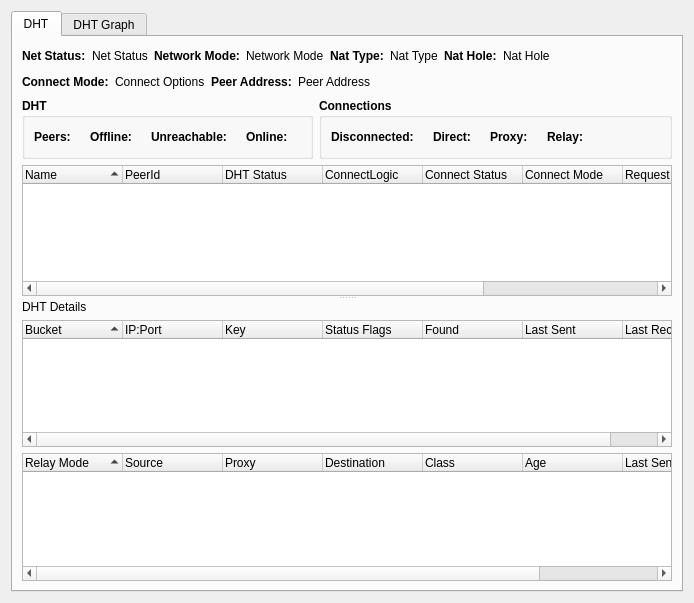
Old version of the form retroshare-gui/src/gui/statistics/DhtWindow.ui in the repository RetroShare/RetroShare.
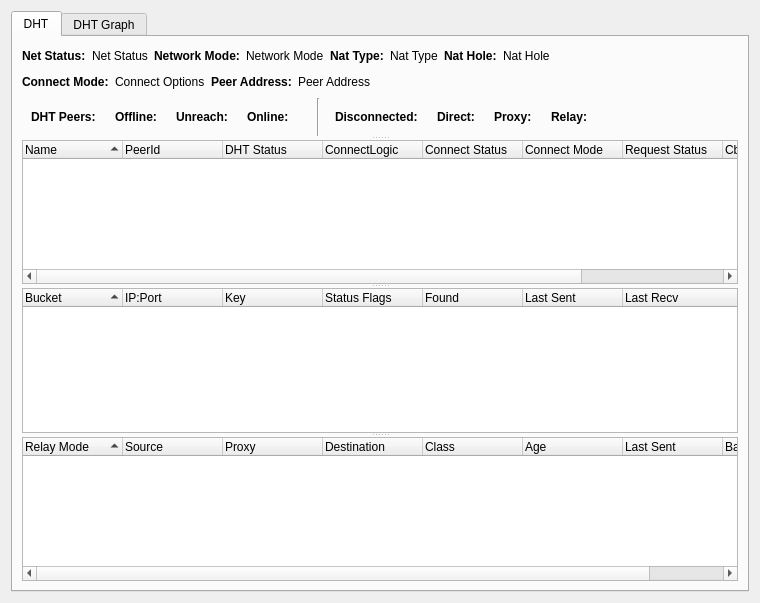
New version of the form. Custom widgets are drawn as their Qt base class.

Commit message: Fixed up DHT Stats window so you can maximise any section with splitters.

The edit to the form file:
```diff
--- a/retroshare-gui/src/gui/statistics/DhtWindow.ui
+++ b/retroshare-gui/src/gui/statistics/DhtWindow.ui
@@ -6,15 +6,15 @@
    <rect>
     <x>0</x>
     <y>0</y>
-    <width>694</width>
+    <width>760</width>
     <height>603</height>
    </rect>
   </property>
   <property name="windowTitle">
    <string>DHT</string>
   </property>
-  <layout class="QGridLayout" name="gridLayout_4">
-   <item row="0" column="0">
+  <layout class="QVBoxLayout" name="verticalLayout_2">
+   <item>
     <widget class="QTabWidget" name="tabWidget">
      <property name="currentIndex">
       <number>0</number>
@@ -23,8 +23,15 @@
       <attribute name="title">
        <string>DHT</string>
       </attribute>
-      <layout class="QGridLayout" name="gridLayout_2">
-       <item row="0" column="0" colspan="2">
+      <layout class="QVBoxLayout" name="verticalLayout_3">
+       <item>
+        <widget class="QSplitter" name="splitter">
+         <property name="orientation">
+          <enum>Qt::Vertical</enum>
+         </property>
+         <widget class="QWidget" name="">
+          <layout class="QVBoxLayout" name="verticalLayout">
+           <item>
         <layout class="QHBoxLayout" name="horizontalLayout_16">
          <item>
           <layout class="QHBoxLayout" name="horizontalLayout">
@@ -143,7 +150,7 @@
          </item>
         </layout>
        </item>
-       <item row="1" column="0" colspan="2">
+           <item>
         <layout class="QHBoxLayout" name="horizontalLayout_17">
          <item>
           <layout class="QHBoxLayout" name="horizontalLayout_3">
@@ -223,17 +230,16 @@
          </item>
         </layout>
        </item>
-       <item row="2" column="0">
-        <widget class="QGroupBox" name="groupBox">
+           <item>
+            <layout class="QHBoxLayout" name="horizontalLayout_18">
+             <item>
+              <widget class="QFrame" name="frame">
          <property name="font">
           <font>
            <weight>75</weight>
            <bold>true</bold>
           </font>
          </property>
-         <property name="title">
-          <string>DHT</string>
-         </property>
          <layout class="QGridLayout" name="gridLayout">
           <item row="0" column="2">
            <layout class="QHBoxLayout" name="horizontalLayout_8">
@@ -246,7 +252,7 @@
                </font>
               </property>
               <property name="text">
-               <string>Unreachable:</string>
+                     <string>Unreach:</string>
               </property>
              </widget>
             </item>
@@ -336,7 +342,7 @@
                </font>
               </property>
               <property name="text">
-               <string>Peers:</string>
+                     <string>DHT Peers:</string>
               </property>
              </widget>
             </item>
@@ -358,17 +364,21 @@
          </layout>
         </widget>
        </item>
-       <item row="2" column="1">
-        <widget class="QGroupBox" name="groupBox_2">
+             <item>
+              <widget class="Line" name="line">
+               <property name="orientation">
+                <enum>Qt::Vertical</enum>
+               </property>
+              </widget>
+             </item>
+             <item>
+              <widget class="QWidget" name="widget_2" native="true">
          <property name="font">
           <font>
            <weight>75</weight>
            <bold>true</bold>
           </font>
          </property>
-         <property name="title">
-          <string>Connections</string>
-         </property>
          <layout class="QHBoxLayout" name="horizontalLayout_15">
           <item>
            <layout class="QHBoxLayout" name="horizontalLayout_11">
@@ -500,11 +510,10 @@
          </layout>
         </widget>
        </item>
-       <item row="3" column="0" colspan="2">
-        <widget class="QSplitter" name="splitter">
-         <property name="orientation">
-          <enum>Qt::Vertical</enum>
-         </property>
+            </layout>
+           </item>
+          </layout>
+         </widget>
          <widget class="QTreeWidget" name="peerTreeWidget">
           <property name="sortingEnabled">
            <bool>true</bool>
@@ -555,16 +564,6 @@
            </property>
           </column>
          </widget>
-         <widget class="QWidget" name="layoutWidget_2">
-          <layout class="QVBoxLayout" name="verticalLayout">
-           <item>
-            <widget class="QLabel" name="dhtLabel">
-             <property name="text">
-              <string>DHT Details</string>
-             </property>
-            </widget>
-           </item>
-           <item>
             <widget class="QTreeWidget" name="dhtTreeWidget">
              <property name="sortingEnabled">
               <bool>true</bool>
@@ -605,8 +604,6 @@
               </property>
              </column>
             </widget>
-           </item>
-           <item>
             <widget class="QTreeWidget" name="relayTreeWidget">
              <property name="sortingEnabled">
               <bool>true</bool>
@@ -651,9 +648,6 @@
                <string>Bandwidth</string>
               </property>
              </column>
-            </widget>
-           </item>
-          </layout>
          </widget>
         </widget>
        </item>
```
Lines whose indentation alone changed are shown as unchanged.
